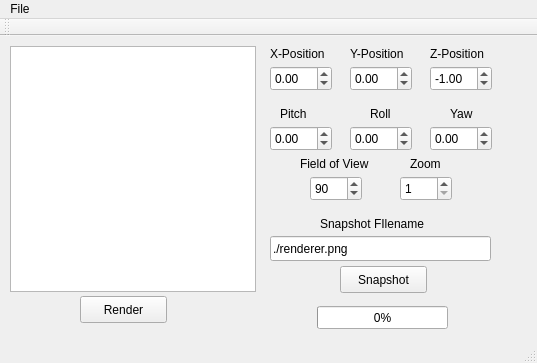
Before: the Qt Designer form tools/qtfiles/camera.ui in cthornsb/Vikar, drawn with Qt 5.
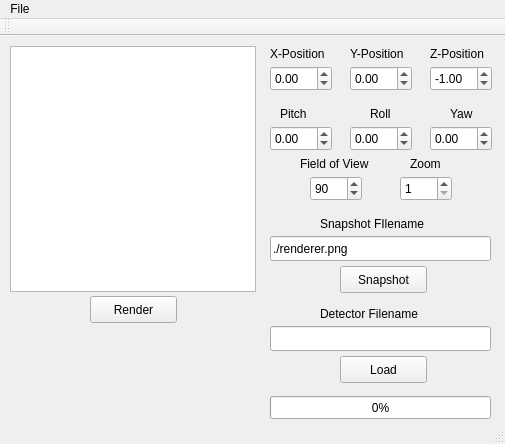
After: the same form once the commit is applied.

Commit message: Added ability to specify detector filename in renderer

```diff
--- a/tools/qtfiles/camera.ui
+++ b/tools/qtfiles/camera.ui
@@ -6,8 +6,8 @@
    <rect>
     <x>0</x>
     <y>0</y>
-    <width>537</width>
-    <height>363</height>
+    <width>505</width>
+    <height>444</height>
    </rect>
   </property>
   <property name="windowTitle">
@@ -27,7 +27,7 @@
    <widget class="QPushButton" name="pushButton">
     <property name="geometry">
      <rect>
-      <x>80</x>
+      <x>90</x>
       <y>260</y>
       <width>87</width>
       <height>27</height>
@@ -344,9 +344,9 @@
    <widget class="QProgressBar" name="progressBar">
     <property name="geometry">
      <rect>
-      <x>317</x>
-      <y>270</y>
-      <width>131</width>
+      <x>270</x>
+      <y>360</y>
+      <width>221</width>
       <height>23</height>
      </rect>
     </property>
@@ -354,13 +354,55 @@
      <number>0</number>
     </property>
    </widget>
+   <widget class="QLineEdit" name="lineEdit_2">
+    <property name="geometry">
+     <rect>
+      <x>270</x>
+      <y>290</y>
+      <width>221</width>
+      <height>25</height>
+     </rect>
+    </property>
+    <property name="text">
+     <string/>
+    </property>
+    <property name="dragEnabled">
+     <bool>true</bool>
+    </property>
+   </widget>
+   <widget class="QLabel" name="label_10">
+    <property name="geometry">
+     <rect>
+      <x>320</x>
+      <y>270</y>
+      <width>111</width>
+      <height>16</height>
+     </rect>
+    </property>
+    <property name="text">
+     <string>Detector Filename</string>
+    </property>
+   </widget>
+   <widget class="QPushButton" name="pushButton_3">
+    <property name="geometry">
+     <rect>
+      <x>340</x>
+      <y>320</y>
+      <width>87</width>
+      <height>27</height>
+     </rect>
+    </property>
+    <property name="text">
+     <string>Load</string>
+    </property>
+   </widget>
   </widget>
   <widget class="QMenuBar" name="menuBar">
    <property name="geometry">
     <rect>
      <x>0</x>
      <y>0</y>
-     <width>537</width>
+     <width>505</width>
      <height>25</height>
     </rect>
    </property>
```
The commit also changes 6 other files.
